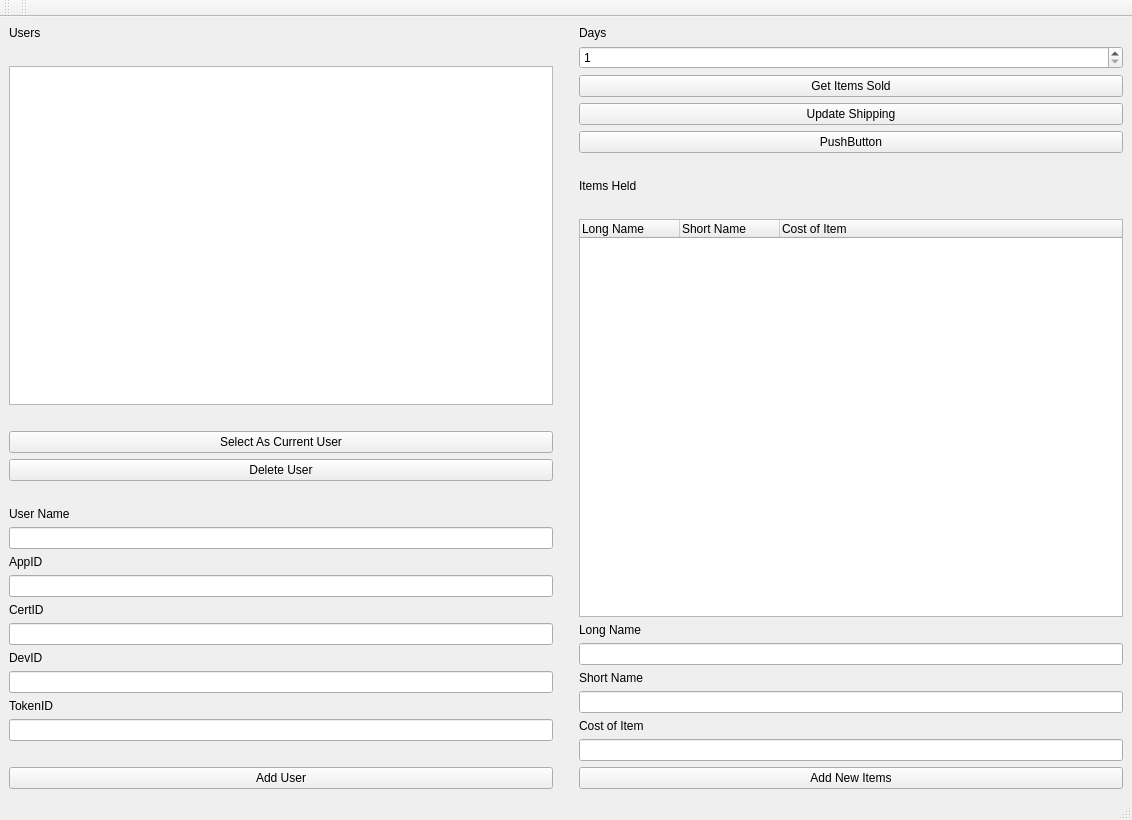
This is design.ui in suhussai/ebayApp as Qt 5 draws it before an edit. The edited form follows.
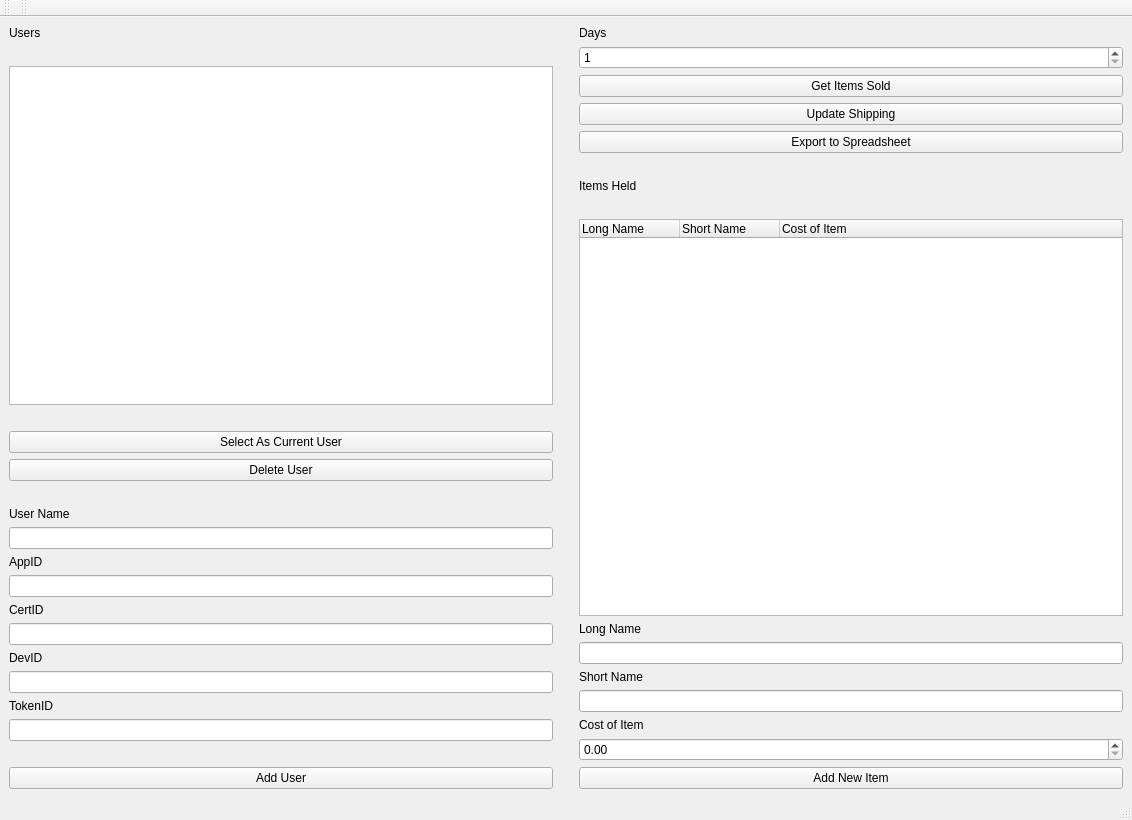
This is the edited form.

Commit message: added more design to gui and function skeleton for add new items

The edit to the form file:
```diff
--- a/design.ui
+++ b/design.ui
@@ -222,7 +222,7 @@
       <item>
        <widget class="QPushButton" name="pushButton">
         <property name="text">
-         <string>PushButton</string>
+         <string>Export to Spreadsheet</string>
         </property>
        </widget>
       </item>
@@ -306,12 +306,12 @@
        </widget>
       </item>
       <item>
-       <widget class="QLineEdit" name="lineEdit"/>
+       <widget class="QDoubleSpinBox" name="doubleSpinBox"/>
       </item>
       <item>
        <widget class="QPushButton" name="pushButton_3">
         <property name="text">
-         <string>Add New Items</string>
+         <string>Add New Item</string>
         </property>
        </widget>
       </item>
```
Left out of the diff: 4 changed lines with no effect on the pictures. The commit also changes 1 other file.
